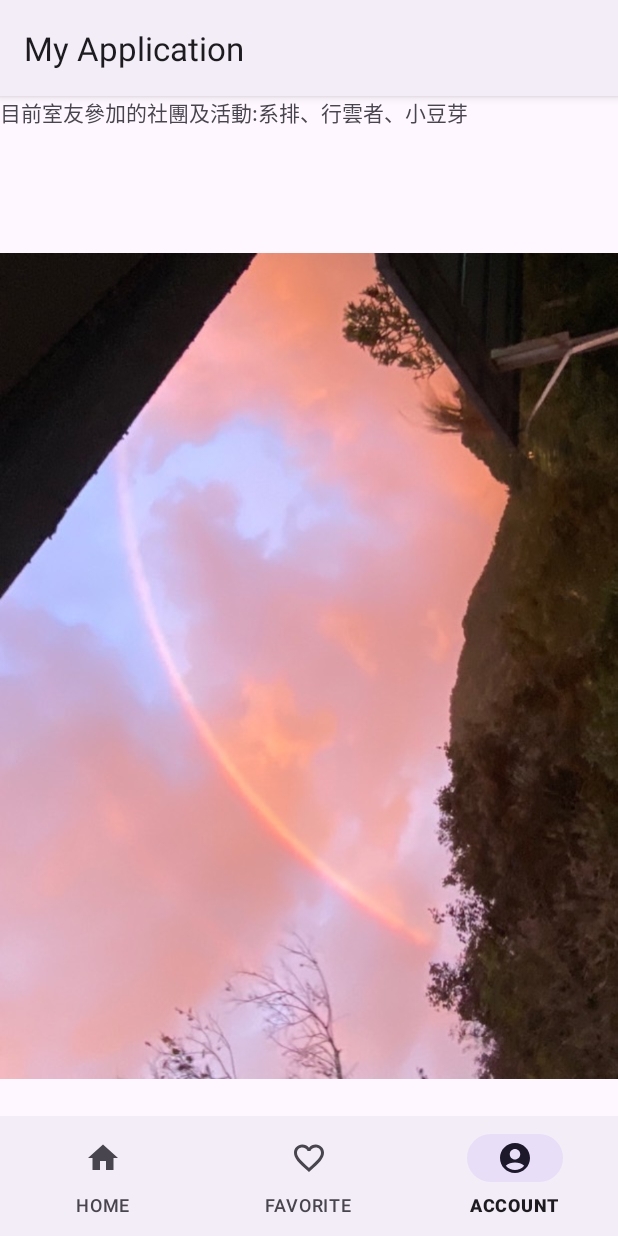
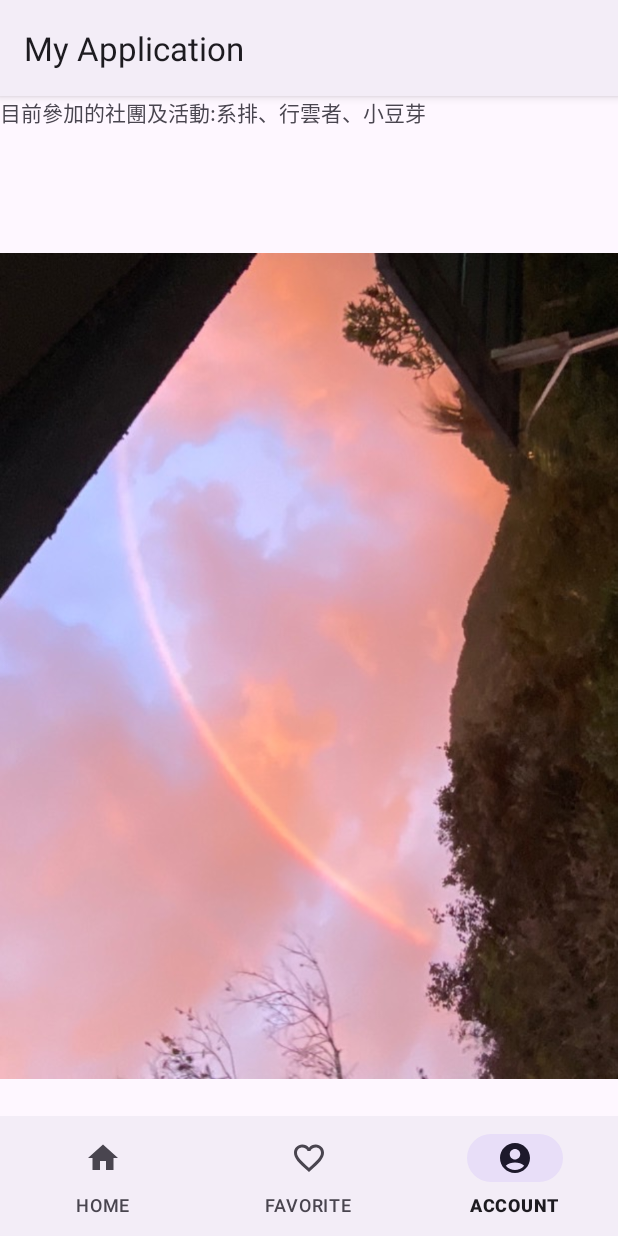
Before and after one commit to s1103019/Myself, an Android app: the screen it shows after launch (MainActivity), item 3 of the bottom bar chosen, on a phone screen of 412 x 824 dp. Run offline under Robolectric (Android 15) with nearby library versions, the phone set to English and light mode, and no system bars.

Commit message:
第一次

```diff
--- a/app/src/main/res/layout/fragment_th.xml
+++ b/app/src/main/res/layout/fragment_th.xml
@@ -10,7 +10,7 @@
     <TextView
         android:layout_width="match_parent"
         android:layout_height="match_parent"
-        android:text="目前室友參加的社團及活動:系排、行雲者、小豆芽" />
+        android:text="目前參加的社團及活動:系排、行雲者、小豆芽" />
 
     <ImageView
         android:id="@+id/imageView3"
```
